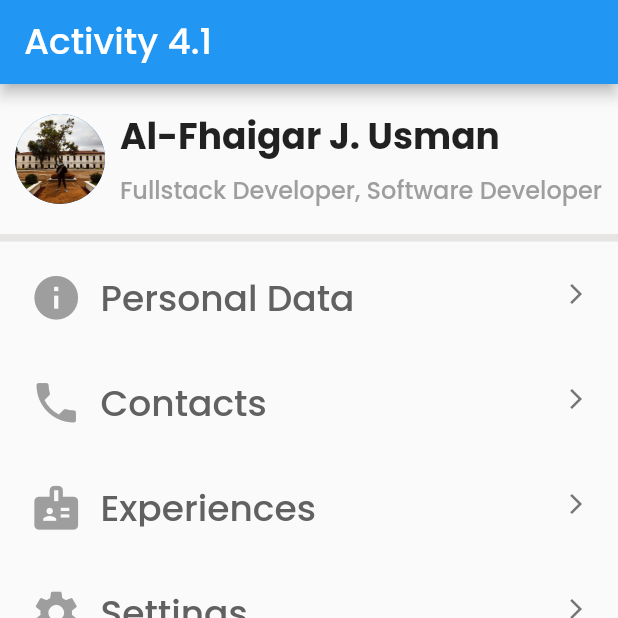
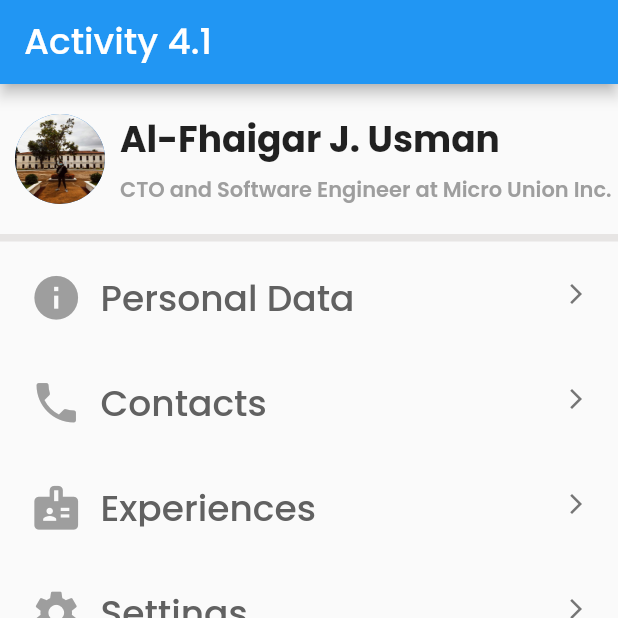
Before and after one commit to rubickking04/ITCC107_3A_rubick04, a Flutter app: the screen it shows after launch, on a phone screen of 412 x 824 dp, the top half of it. Run offline on Flutter 3.47's test engine with Material 2 defaults, Android fonts, the phone set to English and light mode, and no system bars; our stand-ins replace google_fonts, hexcolor.

Commit message:
coded by Al-Fhaigar Usman

```diff
--- a/lib/screens/profile.dart
+++ b/lib/screens/profile.dart
@@ -66,10 +66,10 @@ class _MyHomePageState extends State<MyHomePage> {
                       ),
                       const SizedBox(height: 5.0),
                       Text(
-                        'Fullstack Developer, Software Developer',
+                        'CTO and Software Engineer at Micro Union Inc.',
                         style: GoogleFonts.poppins(
-                          fontSize: 16,
-                          fontWeight: FontWeight.w500,
+                          fontSize: 14,
+                          fontWeight: FontWeight.w600,
                           color: Colors.grey[500],
                         ),
                       ),
```
